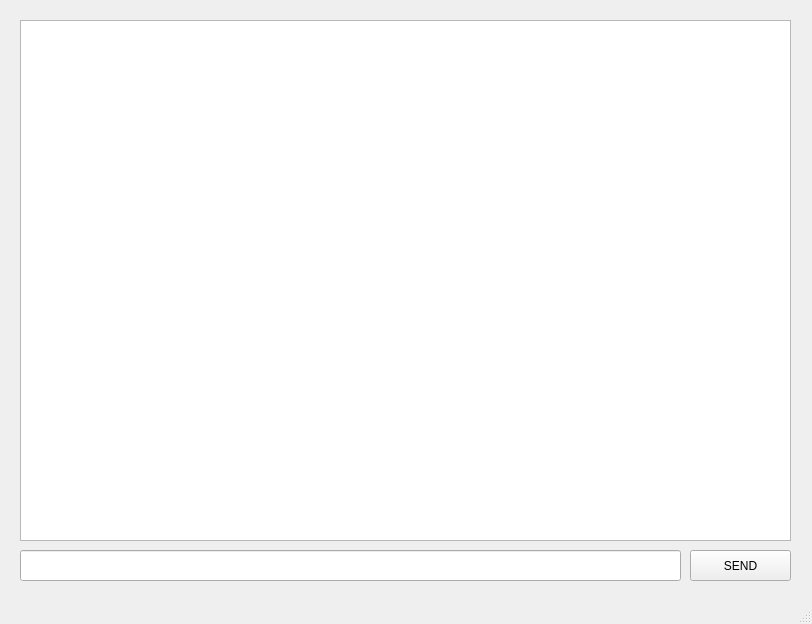
Before: the Qt Designer form QtCppFirebaseChat/chat.ui in HasiruNMP/QtCppFirebaseChat, drawn with Qt 5.
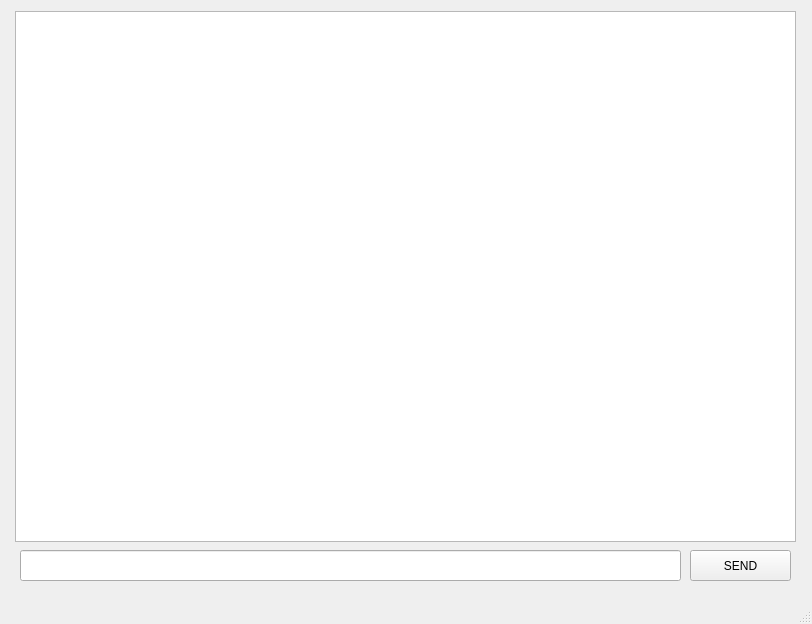
After: the same form once the commit is applied.

Diff of the .ui file:
```diff
--- a/QtCppFirebaseChat/chat.ui
+++ b/QtCppFirebaseChat/chat.ui
@@ -115,16 +115,6 @@
      </widget>
     </widget>
     <widget class="QWidget" name="page_2">
-     <widget class="QListView" name="listView">
-      <property name="geometry">
-       <rect>
-        <x>20</x>
-        <y>20</y>
-        <width>771</width>
-        <height>521</height>
-       </rect>
-      </property>
-     </widget>
      <widget class="QLineEdit" name="lineEdit_3">
       <property name="geometry">
        <rect>
@@ -148,6 +138,16 @@
        <string>SEND</string>
       </property>
      </widget>
+     <widget class="QListWidget" name="listWidget">
+      <property name="geometry">
+       <rect>
+        <x>15</x>
+        <y>11</y>
+        <width>781</width>
+        <height>531</height>
+       </rect>
+      </property>
+     </widget>
     </widget>
    </widget>
   </widget>
```
Left out of the diff: 4 changed lines with no effect on the pictures.
